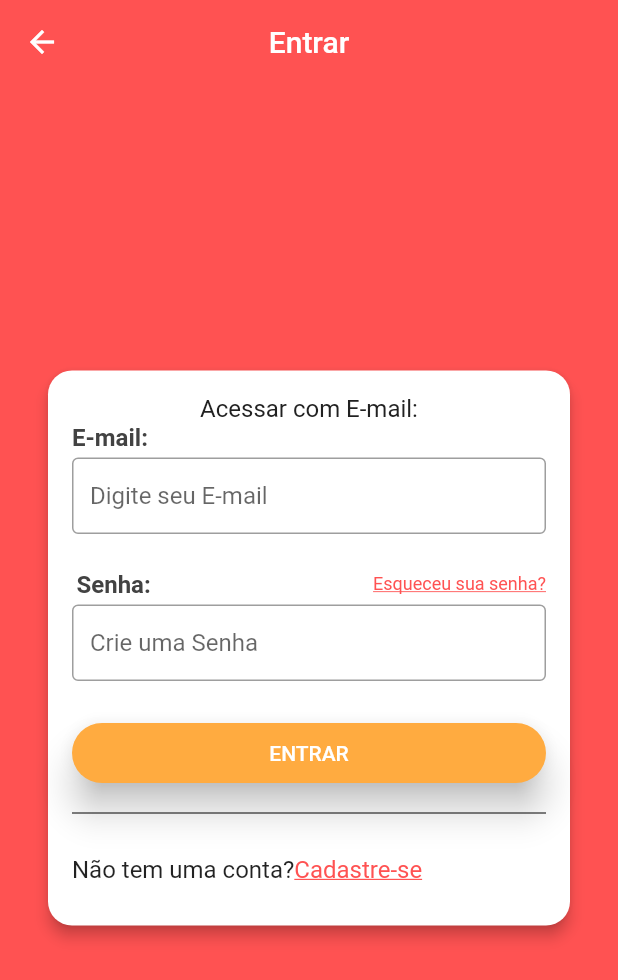
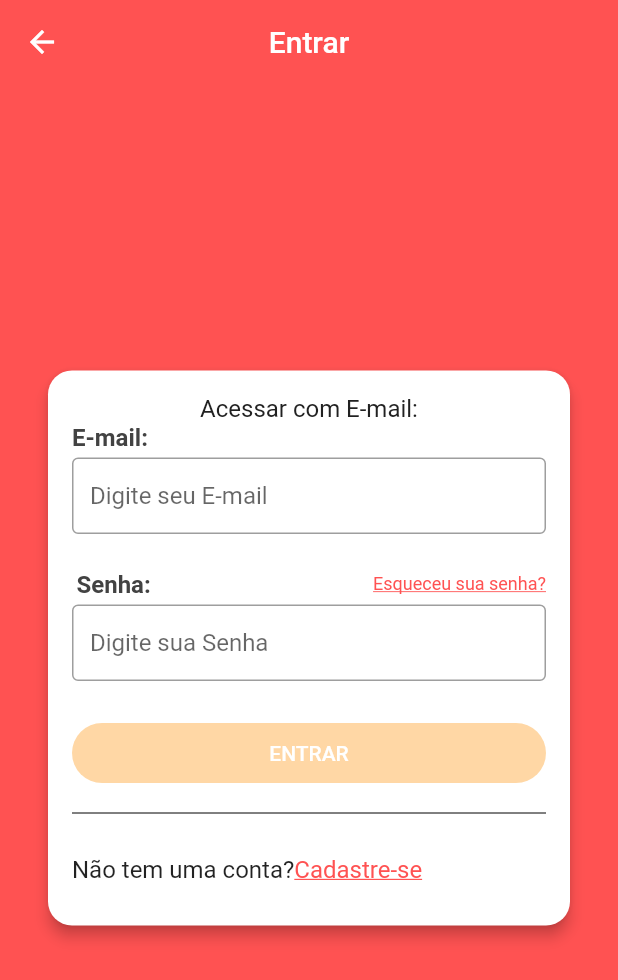
Before and after one commit to PAULOFO/Magazine-Market, a Flutter app: the screen it shows after launch, in the side drawer, after a tap on "Acesse sua conta agora!", on a phone screen of 412 x 824 dp. Shown: the top 980 px of the screen. Run offline on Flutter 3.47's test engine with Material 2 defaults, Android fonts, the phone set to English and light mode, and no system bars; our stand-ins replace brasil_fields, flutter_mobx, get_it, mobx, parse_server_sdk; generated files the repository leaves out were written again.

Commit message:
11º Commit "Validando os Campos de Login"

```diff
--- a/lib/screens/login/login_screen.dart
+++ b/lib/screens/login/login_screen.dart
@@ -1,7 +1,12 @@
 import 'package:flutter/material.dart';
+import 'package:flutter_mobx/flutter_mobx.dart';
 import 'package:magazine_market/screens/signup/signup_screen.dart';
+import 'package:magazine_market/stores/login_store.dart';
 
 class LoginScreen extends StatelessWidget {
+
+  final LoginStore loginStore = LoginStore();
+
   @override
   Widget build(BuildContext context) {
     return Scaffold(
@@ -45,14 +50,19 @@ class LoginScreen extends StatelessWidget {
                         ),
                       ),
                     ),
-                     TextField(
+                     Observer(builder: (_){
+                       return TextField(
+                         enabled: !loginStore.loading,
                          decoration: InputDecoration(
                            border: const OutlineInputBorder(),
                            isDense: true,
                            hintText: 'Digite seu E-mail',
+                           errorText: loginStore.emailError,
                          ),
                          keyboardType: TextInputType.emailAddress,
-                     ),
+                         onChanged: loginStore.setEmail,
+                       );
+                     }),
                     const SizedBox(height: 16,),
                     Padding(
                       padding: const EdgeInsets.only(left: 3.0, bottom: 4, top: 8),
@@ -81,29 +91,41 @@ class LoginScreen extends StatelessWidget {
                         ],
                       ),
                     ),
-                    TextField(
+                    Observer(builder: (_){
+                      return TextField(
+                        enabled: !loginStore.loading,
                         decoration: InputDecoration(
                           border: const OutlineInputBorder(),
                           isDense: true,
-                        hintText: 'Crie uma Senha',
+                          hintText: 'Digite sua Senha',
+                          errorText: loginStore.passwordError,
                         ),
                         obscureText: true,
-                    ),
+                        onChanged: loginStore.setPassword,
+                      );
+                    }),
                     const SizedBox(height: 16,),
-                    Container(
+                   Observer(builder: (_){
+                     return  Container(
                        height: 40,
                        margin: const EdgeInsets.symmetric(vertical: 12),
                        child: RaisedButton(
                          color: Colors.orangeAccent,
-                        child: Text('ENTRAR'),
+                         disabledColor: Colors.orangeAccent.withAlpha(120),
+                         child: loginStore.loading
+                             ? CircularProgressIndicator(
+                                valueColor: AlwaysStoppedAnimation(Colors.white),
+                              )
+                             :  Text('ENTRAR'),
                          textColor: Colors.white,
                          elevation: 10,
                          shape: RoundedRectangleBorder(
                            borderRadius: BorderRadius.circular(50),
                          ),
-                          onPressed: (){},
+                         onPressed: loginStore.loginPressed,
                        ),
-                    ),
+                     );
+                   }),
                     Divider(color: Colors.black),
                     Padding(
                       padding: const EdgeInsets.only(top: 20, bottom: 12),
```
Also changed, not shown: lib/stores/login_store.dart (added, +47 -0 lines), lib/stores/login_store.g.dart (added). Lines whose indentation alone changed are shown as unchanged.
